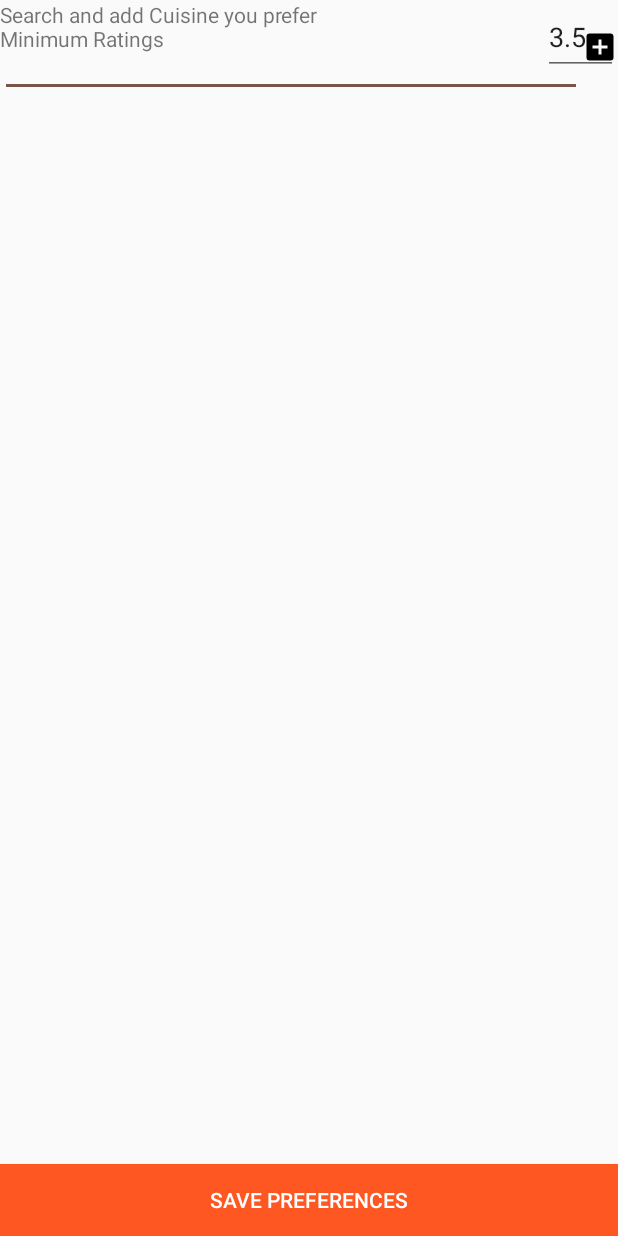
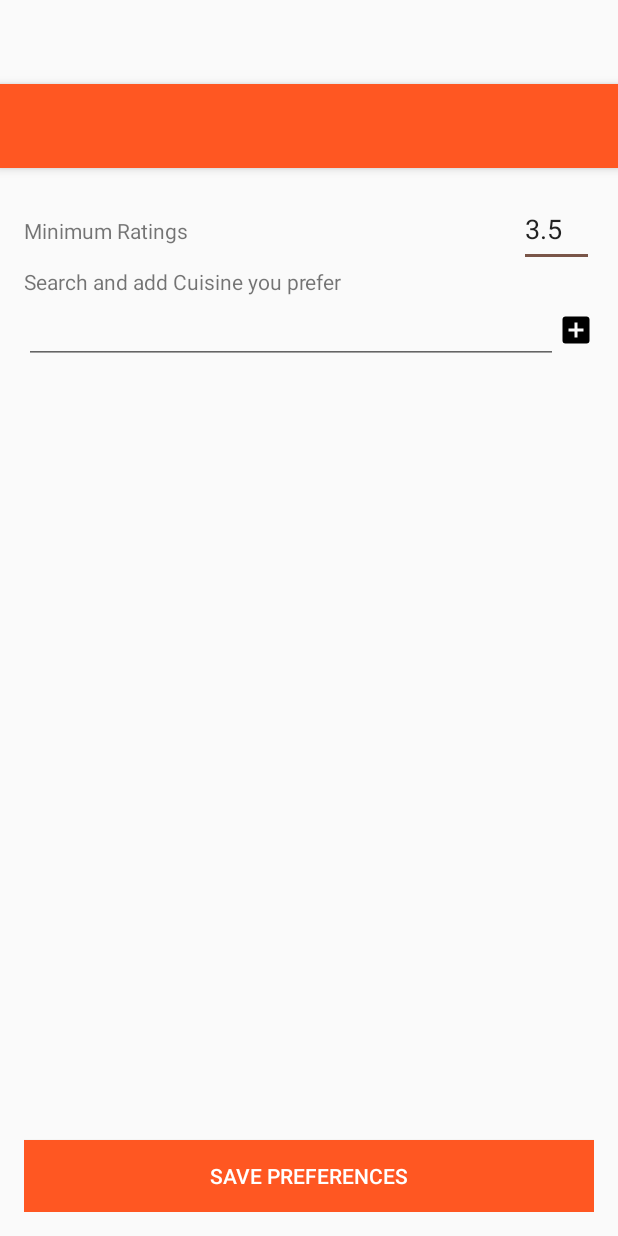
Before and after one commit to santbob/Capstone-Project, an Android app: the layout activity_preferences.xml on its own in the app's theme, with its tools: preview values and no code run, on a phone screen of 412 x 824 dp. Run offline under Robolectric (Android 15) with nearby library versions, the phone set to English and light mode, and no system bars.

```diff
--- a/LetMeEat/app/src/main/java/com/letmeeat/letmeeat/MainActivity.java
+++ b/LetMeEat/app/src/main/java/com/letmeeat/letmeeat/MainActivity.java
@@ -191,7 +191,10 @@ public class MainActivity extends AppCompatActivity implements NavigationView.On
     public boolean onNavigationItemSelected(MenuItem item) {
         // Handle navigation view item clicks here.
         int id = item.getItemId();
-
+        if (id == R.id.nav_preferences) {
+            Intent intent = new Intent(this, PreferencesActivity.class);
+            startActivity(intent);
+        }
 //        if (id == R.id.nav_preferences) {
 //            // Handle the camera action
 //        } else if (id == R.id.nav_gallery) {
--- a/LetMeEat/app/src/main/res/layout/activity_preferences.xml
+++ b/LetMeEat/app/src/main/res/layout/activity_preferences.xml
@@ -1,18 +1,67 @@
 <?xml version="1.0" encoding="utf-8"?>
-<RelativeLayout xmlns:android="http://schemas.android.com/apk/res/android"
+<android.support.design.widget.CoordinatorLayout xmlns:android="http://schemas.android.com/apk/res/android"
+    xmlns:app="http://schemas.android.com/apk/res-auto"
+    xmlns:tools="http://schemas.android.com/tools"
     android:layout_width="match_parent"
-    android:layout_height="match_parent">
+    android:layout_height="match_parent"
+    android:fitsSystemWindows="true"
+    tools:context="com.letmeeat.letmeeat.PreferencesActivity">
+
+    <android.support.design.widget.AppBarLayout
+        android:layout_width="match_parent"
+        android:layout_height="wrap_content"
+        android:theme="@style/AppTheme.AppBarOverlay">
+
+        <android.support.v7.widget.Toolbar
+            android:id="@+id/toolbar"
+            android:layout_width="match_parent"
+            android:layout_height="?attr/actionBarSize"
+            android:background="?attr/colorPrimary"
+            app:popupTheme="@style/AppTheme.PopupOverlay" />
+
+    </android.support.design.widget.AppBarLayout>
+
+    <RelativeLayout
+        android:layout_width="match_parent"
+        android:layout_height="match_parent"
+        android:paddingBottom="@dimen/activity_vertical_margin"
+        android:paddingLeft="@dimen/activity_horizontal_margin"
+        android:paddingRight="@dimen/activity_horizontal_margin"
+        android:paddingTop="@dimen/activity_vertical_margin"
+        app:layout_behavior="@string/appbar_scrolling_view_behavior">
 
         <LinearLayout
+            android:id="@+id/min_rating_section"
             android:layout_width="match_parent"
             android:layout_height="wrap_content"
+            android:orientation="horizontal">
+
+            <TextView
+                android:layout_width="0dp"
+                android:layout_height="wrap_content"
+                android:layout_weight="1"
+                android:labelFor="@+id/pref_minimum_ratings"
+                android:text="@string/minimum_ratings" />
+
+            <EditText
+                android:id="@+id/pref_minimum_ratings"
+                android:layout_width="50dp"
+                android:layout_height="50dp"
+                android:inputType="numberDecimal"
+                android:text="@string/default_minimum_ratings" />
+        </LinearLayout>
+
+        <LinearLayout
+            android:id="@+id/cuisine_section"
+            android:layout_width="match_parent"
+            android:layout_height="wrap_content"
+            android:layout_below="@id/min_rating_section"
             android:orientation="vertical">
 
             <TextView
-            android:id="@+id/label_cusine"
                 android:layout_width="match_parent"
                 android:layout_height="wrap_content"
-            android:labelFor="@+id/cuisine_lookup"
+                android:labelFor="@+id/pref_cuisine_lookup"
                 android:text="@string/lookup_cuisine" />
 
             <LinearLayout
@@ -21,43 +70,30 @@
                 android:orientation="horizontal">
 
                 <AutoCompleteTextView
-                android:id="@+id/cuisine_lookup"
+                    android:id="@+id/pref_cuisine_lookup"
                     android:layout_width="0dp"
                     android:layout_height="wrap_content"
                     android:layout_weight="1" />
 
                 <ImageView
-                android:layout_width="24dp"
-                android:layout_height="24dp"
+                    android:id="@+id/pref_add_cuisine"
+                    android:layout_width="wrap_content"
+                    android:layout_height="match_parent"
                     android:contentDescription="@string/plus_icon"
                     android:src="@drawable/plus_box" />
             </LinearLayout>
 
-    </LinearLayout>
-
             <LinearLayout
+                android:id="@+id/selected_cuisines"
                 android:layout_width="match_parent"
                 android:layout_height="wrap_content"
                 android:orientation="horizontal">
 
-        <TextView
-            android:layout_width="0dp"
-            android:layout_height="wrap_content"
-            android:layout_weight="1"
-            android:labelFor="@+id/minimum_ratings"
-            android:text="@string/minimum_ratings" />
-
-        <EditText
-            android:id="@+id/minimum_ratings"
-            android:layout_width="50dp"
-            android:layout_height="50dp"
-            android:inputType="numberDecimal"
-            android:text="@string/default_minimum_ratings" />
-
+            </LinearLayout>
         </LinearLayout>
 
         <Button
-        android:id="@+id/save_preferences"
+            android:id="@+id/pref_save"
             android:layout_width="match_parent"
             android:layout_height="wrap_content"
             android:layout_alignParentBottom="true"
@@ -65,3 +101,5 @@
             android:text="@string/save_preferences"
             android:textColor="@color/white" />
     </RelativeLayout>
+
+</android.support.design.widget.CoordinatorLayout>
--- a/LetMeEat/app/src/main/res/values/dimens.xml
+++ b/LetMeEat/app/src/main/res/values/dimens.xml
@@ -7,4 +7,5 @@
     <dimen name="activity_vertical_margin">16dp</dimen>
     <dimen name="fab_margin">16dp</dimen>
     <dimen name="corner_radius">7dp</dimen>
+    <dimen name="small_pad">5dp</dimen>
 </resources>
```
Also changed, not shown: LetMeEat/app/src/main/java/com/letmeeat/letmeeat/PreferencesActivity.java (+96 -2 lines), LetMeEat/app/src/main/java/com/letmeeat/letmeeat/models/Preferences.java (added, +31 -0 lines), LetMeEat/app/src/main/java/com/letmeeat/letmeeat/views/TagView.java (added, +72 -0 lines), LetMeEat/app/src/main/res/drawable/box.xml (added, +13 -0 lines), LetMeEat/app/src/main/res/drawable/close_circle_outline.xml (added, +8 -0 lines). Lines whose indentation alone changed are shown as unchanged.
